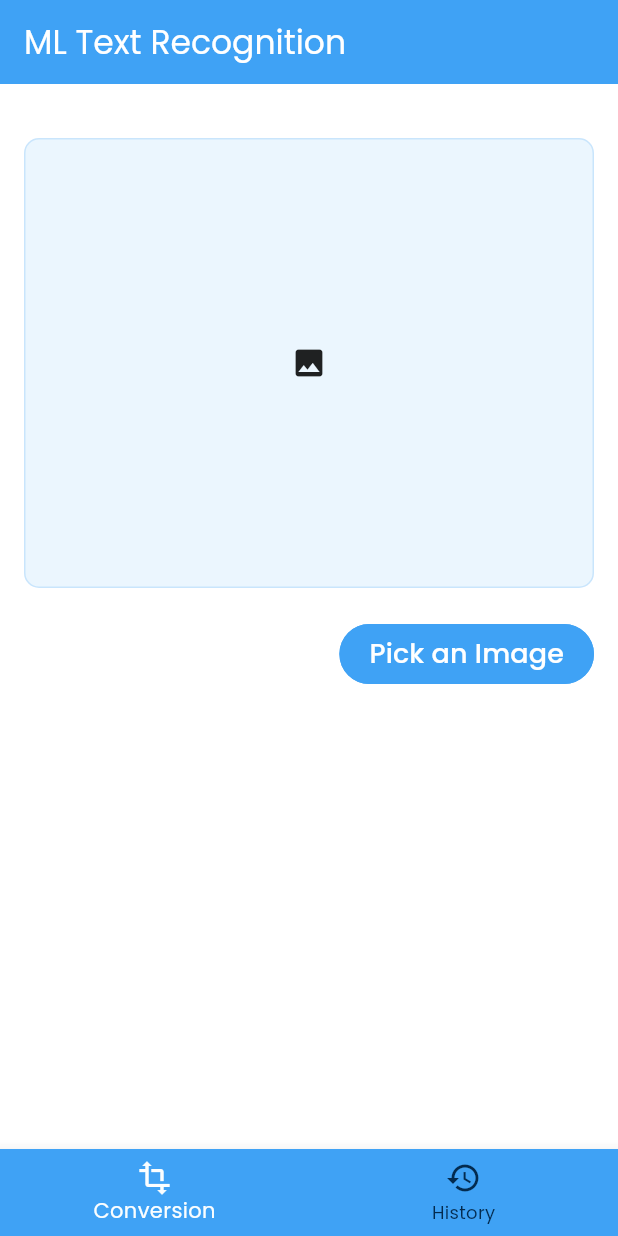
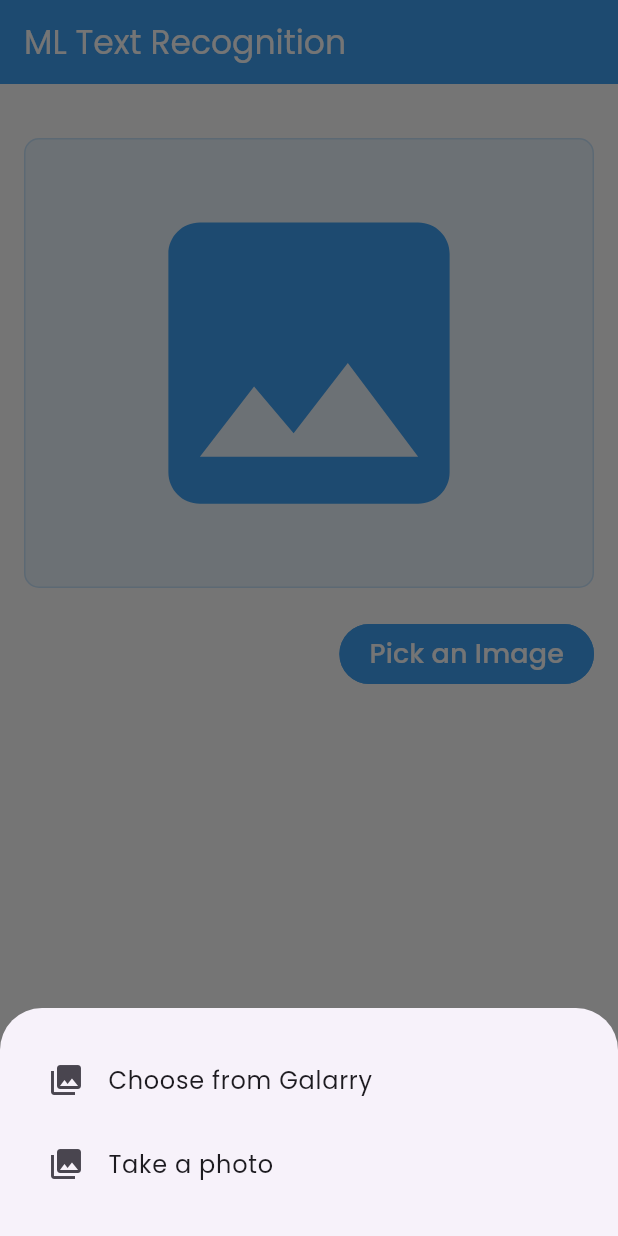
Before and after one commit to lvimuth/flutter_ai_saas_app, a Flutter app: the screen it shows after launch, after a tap on "Pick an Image", on a phone screen of 412 x 824 dp. Run offline on Flutter 3.47's test engine with Material 3 defaults, Android fonts, the phone set to English and light mode, and no system bars; our stand-ins replace firebase_core, google_fonts, image_picker; missing offline and left inert: google_mlkit_text_recognition; accounts and stored records are empty.

```diff
--- a/lib/screens/home_page.dart
+++ b/lib/screens/home_page.dart
@@ -1,6 +1,7 @@
 import 'package:flutter/material.dart';
 import 'package:flutter_ai_saas_app/widgets/image_preview.dart';
 import 'package:image_picker/image_picker.dart';
+import 'package:google_mlkit_text_recognition/google_mlkit_text_recognition.dart';
 
 class HomePage extends StatefulWidget {
   const HomePage({super.key});
@@ -11,14 +12,19 @@ class HomePage extends StatefulWidget {
 
 class _HomePageState extends State<HomePage> {
   late ImagePicker imagePicker;
+  late TextRecognizer textRecognizer;
   String? pickedImagePath;
+  String recognizedText = "";
   bool isImagePicked = false;
+  bool isProcessing = false;
 
   @override
   void initState() {
-    // TODO: implement initState
     super.initState();
     imagePicker = ImagePicker();
+    textRecognizer = TextRecognizer(
+      script: TextRecognitionScript.latin,
+    );
   }
 
   //Function for getting a Image
@@ -31,6 +37,73 @@ class _HomePageState extends State<HomePage> {
       pickedImagePath = pickedImage.path;
       isImagePicked = true;
     });
+  }
+
+  void _processImage() async {
+    if (pickedImagePath == null) {
+      return;
+    }
+    setState(() {
+      isProcessing = true;
+      recognizedText = "";
+    });
+
+    try {
+      //Convert the image to input image format
+      final inputImage = InputImage.fromFilePath(pickedImagePath!);
+      final RecognizedText textRecognizedFromModel =
+          await textRecognizer.processImage(inputImage);
+
+      //Loop through the recognized blocks and lines and concatenate them
+      for (TextBlock block in textRecognizedFromModel.blocks) {
+        for (TextLine line in block.lines) {
+          recognizedText += "${line.text}\n";
+        }
+      }
+    } catch (error) {
+      print(error.toString());
+      if (!mounted) {
+        return;
+      }
+      ScaffoldMessenger.of(context).showSnackBar(
+          const SnackBar(content: Text("Error Recognizing Text")));
+    } finally {
+      setState(() {
+        isProcessing = false;
+      });
+    }
+  }
+
+  //Show Bottom Sheet
+  void _showBottomSheetWidget() {
+    showModalBottomSheet(
+        context: context,
+        builder: (context) {
+          return Padding(
+            padding: const EdgeInsets.symmetric(vertical: 20, horizontal: 16),
+            child: Column(
+              mainAxisSize: MainAxisSize.min,
+              children: [
+                ListTile(
+                  leading: const Icon(Icons.photo_library),
+                  title: const Text("Choose from Galarry"),
+                  onTap: () {
+                    Navigator.pop(context);
+                    _pickImage(source: ImageSource.gallery);
+                  },
+                ),
+                ListTile(
+                  leading: const Icon(Icons.photo_library),
+                  title: const Text("Take a photo"),
+                  onTap: () {
+                    Navigator.pop(context);
+                    _pickImage(source: ImageSource.camera);
+                  },
+                ),
+              ],
+            ),
+          );
+        });
   }
 
   @override
@@ -60,7 +133,7 @@ class _HomePageState extends State<HomePage> {
                 mainAxisAlignment: MainAxisAlignment.end,
                 children: [
                   ElevatedButton(
-                    onPressed: () {},
+                    onPressed: _showBottomSheetWidget,
                     child: const Text(
                       "Pick an Image",
                       style: TextStyle(color: Colors.white, fontSize: 18),
@@ -68,6 +141,23 @@ class _HomePageState extends State<HomePage> {
                   ),
                 ],
               ),
+            if (isImagePicked)
+              Row(
+                children: [
+                  ElevatedButton(
+                    onPressed: _processImage,
+                    child: const Row(
+                      mainAxisSize: MainAxisSize.min,
+                      children: [
+                        Text(
+                          "Process Image",
+                          style: TextStyle(color: Colors.white, fontSize: 18),
+                        ),
+                      ],
+                    ),
+                  ),
+                ],
+              )
           ],
         ),
       )),
--- a/lib/widgets/image_preview.dart
+++ b/lib/widgets/image_preview.dart
@@ -23,11 +23,18 @@ class ImagePreview extends StatelessWidget {
       ),
       child: imagePath == null
           ? const Center(
-              child: Icon(Icons.image),
+              child: Icon(
+                Icons.image,
+                size: 250,
+                color: mainColor,
+              ),
             )
-          : Image.file(
-              File(imagePath!),
-              fit: BoxFit.contain,
+          : Padding(
+              padding: const EdgeInsets.all(16.0),
+              child: Image.file(
+                File(imagePath!),
+                fit: BoxFit.contain,
+              ),
             ),
     );
   }
```
